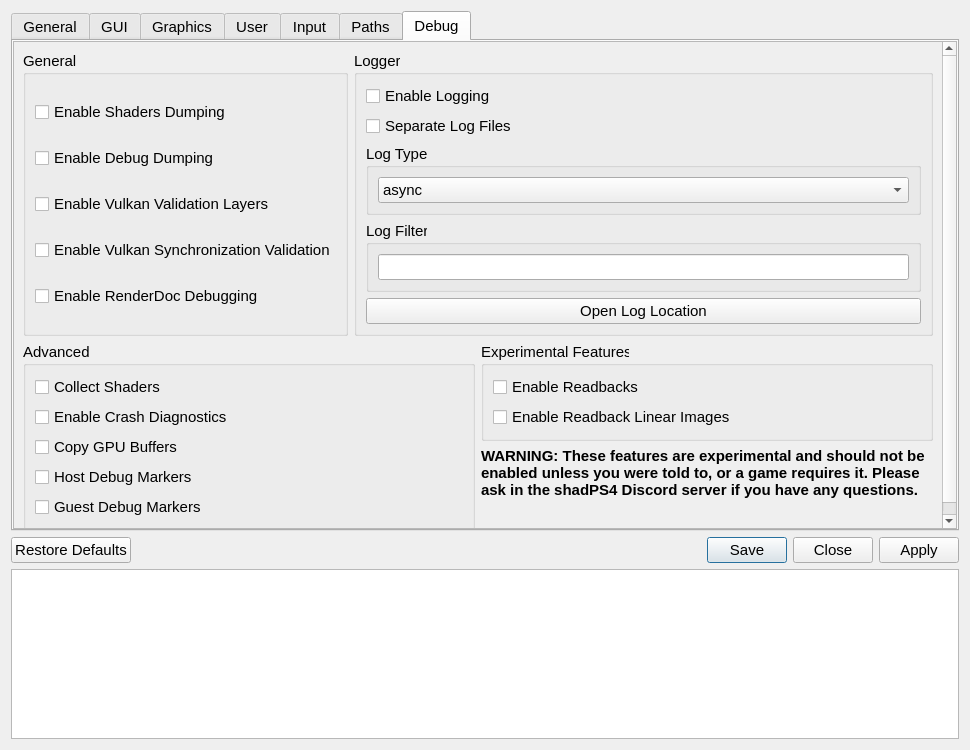
Before: the Qt Designer form src/qt_gui/settings_dialog.ui in diegolix29/shadPS4, drawn with Qt 5.
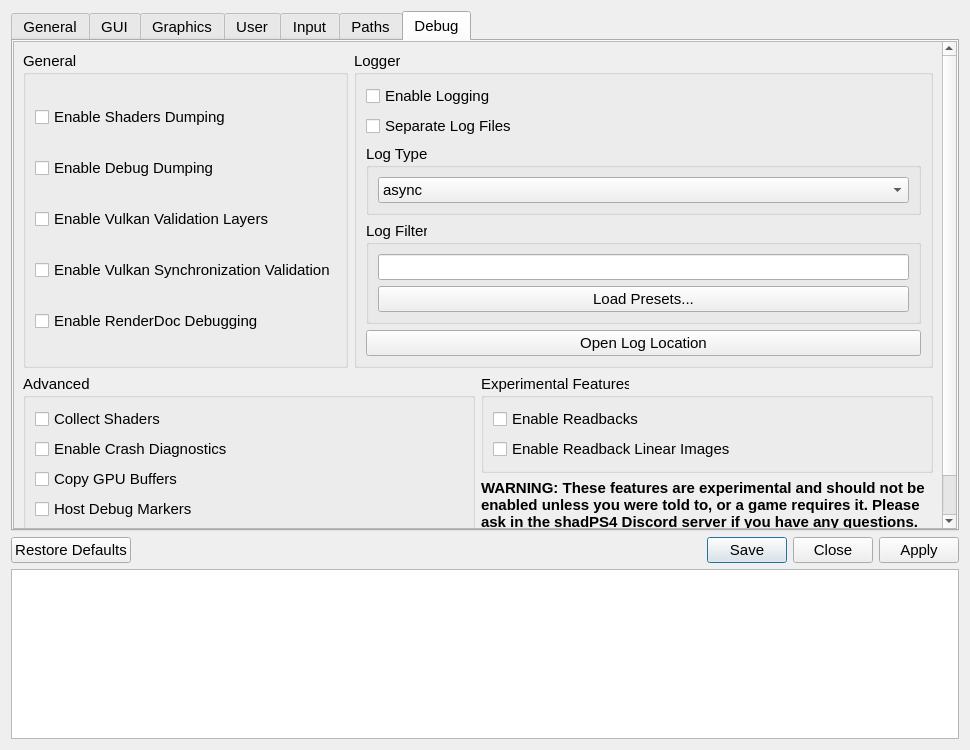
After: the same form once the commit is applied. The open tabs and pages were chosen to show the change. Icons and pictures are not drawn.

Commit message: Log presets feature (#3509)

```diff
--- a/src/qt_gui/settings_dialog.ui
+++ b/src/qt_gui/settings_dialog.ui
@@ -2224,6 +2224,13 @@
                       <item>
                        <widget class="QLineEdit" name="logFilterLineEdit"/>
                       </item>
+                      <item>
+                       <widget class="QPushButton" name="logPresetsButton">
+                        <property name="text">
+                         <string>Load Presets...</string>
+                        </property>
+                       </widget>
+                      </item>
                      </layout>
                     </widget>
                    </item>
```
The commit also changes 4 other files.
